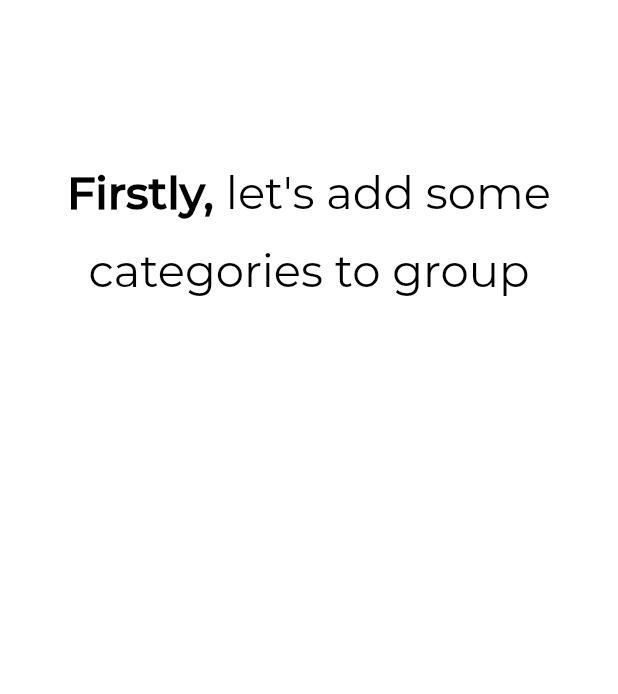
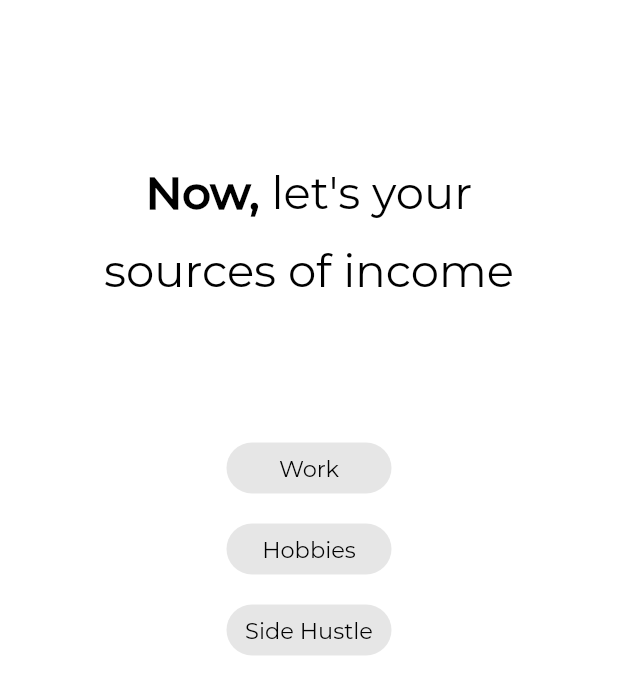
Before and after one commit to muhnee/muhnee_app, a Flutter app: the IntroPageIncome screen opened directly, on a phone screen of 412 x 824 dp. Shown: the top 694 px of the screen. Run offline on Flutter 3.47's test engine with Material 2 defaults, Android fonts, the phone set to English and light mode, and no system bars; our stand-ins replace firebase_auth, google_sign_in; accounts and stored records are empty.

Commit message:
cleaned up view of introPageIncome

```diff
--- a/lib/pages/IntroPageExpense.dart
+++ b/lib/pages/IntroPageExpense.dart
@@ -194,7 +194,7 @@ class SingleExpCell extends StatefulWidget {
 
 class _SingleExpCellState extends State<SingleExpCell> {
   //! should this be in the build or not???
-  var cellColor = Color(0xffDEDEDE);
+  var cellColor = Color(0xffDEDEDE).withOpacity(0.75);
   var textColor = Colors.black;
 
   @override
@@ -224,7 +224,7 @@ class _SingleExpCellState extends State<SingleExpCell> {
           //if cell colour is grey set it to purple and update the array
           if (cellColor == Color(0xffDEDEDE)) {
             setState(() {
-              cellColor = Color(0xff8e91f3);
+              cellColor = Color(0xff8e91f3).withOpacity(0.75);
               textColor = Colors.white;
 
               //add to array
--- a/lib/pages/IntroPageIncome.dart
+++ b/lib/pages/IntroPageIncome.dart
@@ -43,13 +43,13 @@ class _IntroPageIncomeState extends State<IntroPageIncome> {
               child: Row(
                 mainAxisAlignment: MainAxisAlignment.center,
                 children: <Widget>[
-                  Text("Firstly, ",
+                  Text("Now, ",
                       style: TextStyle(
                         fontSize: 30.0,
                         fontWeight: FontWeight.bold,
                         color: Colors.black,
                       )),
-                  Text("let's add some",
+                  Text("let's your",
                       style: TextStyle(
                         fontSize: 30.0,
                         color: Colors.black,
@@ -59,8 +59,7 @@ class _IntroPageIncomeState extends State<IntroPageIncome> {
             ),
             delay: delayAmount,
           ),
-          ShowUpLineText("categories to group", delayAmount * 2),
-          ShowUpLineText("your Incomes", delayAmount * 4),
+          ShowUpLineText("sources of income", delayAmount * 2),
         ],
       ),
     );
@@ -89,28 +88,27 @@ class ExpCellsComponent extends StatelessWidget {
   @override
   Widget build(BuildContext context) {
     return Padding(
-      padding: EdgeInsets.symmetric(horizontal: 52.0),
+      padding: EdgeInsets.symmetric(
+        horizontal: 52.0,
+      ),
       child: Column(
         mainAxisAlignment: MainAxisAlignment.center,
         children: <Widget>[
-          ShowUp(
-            child: ExpCellOrdRow("Food", "Clothing", "Rent"),
-            delay: delayAmount * 6,
+          SingleExpCell(
+            incomeType: "Work",
           ),
-          ShowUp(
-            child: ExpCellOrdRow("Fuel", "Tech", "Drinks"),
-            delay: delayAmount * 7,
+          SingleExpCell(
+            incomeType: "Hobbies",
           ),
-          ShowUp(
-            child: ExpCellOrdRow("Coffee", "Activites", "Alcohol"),
-            delay: delayAmount * 8,
+          SingleExpCell(
+            incomeType: "Side Hustle",
           ),
 
           //Row 4 = Custom input row
 
           ShowUp(
             child: Padding(
-              padding: EdgeInsets.only(bottom: 25),
+              padding: EdgeInsets.only(bottom: 25, top: 25),
               child: Row(
                 mainAxisAlignment: MainAxisAlignment.spaceBetween,
                 crossAxisAlignment: CrossAxisAlignment.center,
@@ -155,29 +153,8 @@ class ExpCellsComponent extends StatelessWidget {
                 ],
               ),
             ),
-            delay: delayAmount * 10,
+            delay: delayAmount * 9,
           )
-        ],
-      ),
-    );
-  }
-
-  Widget ExpCellOrdRow(type1, type2, type3) {
-    return Padding(
-      padding: EdgeInsets.only(bottom: 25),
-      child: Row(
-        mainAxisAlignment: MainAxisAlignment.spaceBetween,
-        crossAxisAlignment: CrossAxisAlignment.center,
-        children: <Widget>[
-          SingleExpCell(
-            IncomeType: type1,
-          ),
-          SingleExpCell(
-            IncomeType: type2,
-          ),
-          SingleExpCell(
-            IncomeType: type3,
-          ),
         ],
       ),
     );
@@ -185,9 +162,12 @@ class ExpCellsComponent extends StatelessWidget {
 }
 
 class SingleExpCell extends StatefulWidget {
-  var IncomeType;
+  var incomeType;
+  //var width;
   var testArray = [];
-  SingleExpCell({@required this.IncomeType});
+  SingleExpCell({
+    @required this.incomeType,
+  });
 
   @override
   _SingleExpCellState createState() => _SingleExpCellState();
@@ -195,19 +175,23 @@ class SingleExpCell extends StatefulWidget {
 
 class _SingleExpCellState extends State<SingleExpCell> {
   //! should this be in the build or not???
-  var cellColor = Color(0xffDEDEDE);
+  var cellColor = Color(0xffDEDEDE).withOpacity(0.75);
   var textColor = Colors.black;
 
   @override
   Widget build(BuildContext context) {
-    return GestureDetector(
+    return Padding(
+      padding: EdgeInsets.only(bottom: 20.0),
+      child: GestureDetector(
           child: AnimatedContainer(
             duration: Duration(milliseconds: 400),
-          width: 91,
+
+            //TODO: make this dynamic
+            width: 110,
             height: 34,
             child: Center(
               child: Text(
-              widget.IncomeType,
+                widget.incomeType,
                 style: TextStyle(
                     fontSize: 15.0,
                     color: textColor,
@@ -225,11 +209,11 @@ class _SingleExpCellState extends State<SingleExpCell> {
             //if cell colour is grey set it to purple and update the array
             if (cellColor == Color(0xffDEDEDE)) {
               setState(() {
-              cellColor = Color(0xff8e91f3);
+                cellColor = Color(0xff8e91f3).withOpacity(0.75);
                 textColor = Colors.white;
 
                 //add to array
-              widget.testArray.add(widget.IncomeType);
+                widget.testArray.add(widget.incomeType);
                 print(widget.testArray);
               });
             }
@@ -240,11 +224,12 @@ class _SingleExpCellState extends State<SingleExpCell> {
                 textColor = Colors.black;
 
                 //remove from array
-              widget.testArray.remove(widget.IncomeType);
+                widget.testArray.remove(widget.incomeType);
                 print(widget.testArray);
               });
             }
-        });
+          }),
+    );
   }
 }
 
@@ -267,8 +252,8 @@ class _NextButtonState extends State<NextButton> {
               width: 150,
               child: GestureDetector(
                 onTap: () {
-                  Navigator.pushReplacement(
-                      context, FadeRouteBuilder(page: HomePage(userName: "TEST")));
+                  Navigator.pushReplacement(context,
+                      FadeRouteBuilder(page: HomePage(userName: "TEST")));
                 },
                 child: Container(
                   decoration: BoxDecoration(
```
Lines whose indentation alone changed are shown as unchanged.
